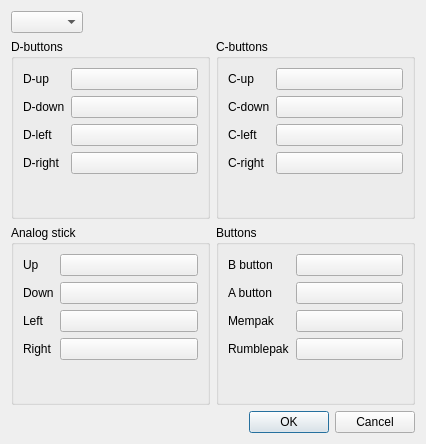
LankSkywalker/LankSkywalker.github.ioQ, file src/dialogs/inputdialog.ui: the form before one commit.
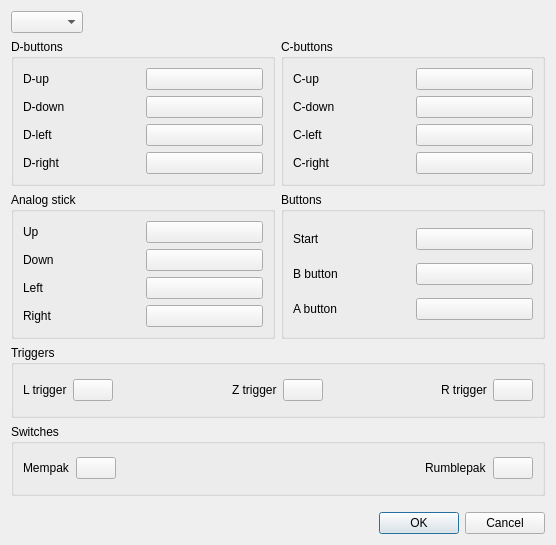
The form after the commit.

Commit message: Add some buttons to input config dialog

What changed in the file:
```diff
--- a/src/dialogs/inputdialog.ui
+++ b/src/dialogs/inputdialog.ui
@@ -6,8 +6,8 @@
    <rect>
     <x>0</x>
     <y>0</y>
-    <width>426</width>
-    <height>444</height>
+    <width>556</width>
+    <height>545</height>
    </rect>
   </property>
   <property name="windowTitle">
@@ -32,12 +32,123 @@
    </item>
    <item>
     <layout class="QGridLayout" name="gridLayout">
+     <property name="bottomMargin">
+      <number>10</number>
+     </property>
+     <item row="2" column="0" colspan="2">
+      <layout class="QGridLayout" name="gridLayout_8">
+       <item row="1" column="0">
+        <widget class="QGroupBox" name="groupBox_3">
+         <property name="title">
+          <string>Triggers</string>
+         </property>
+         <layout class="QGridLayout" name="gridLayout_10">
+          <item row="0" column="0">
+           <widget class="QLabel" name="lLabel">
+            <property name="text">
+             <string>L trigger</string>
+            </property>
+           </widget>
+          </item>
+          <item row="0" column="2">
+           <spacer name="horizontalSpacer_18">
+            <property name="orientation">
+             <enum>Qt::Horizontal</enum>
+            </property>
+            <property name="sizeHint" stdset="0">
+             <size>
+              <width>40</width>
+              <height>20</height>
+             </size>
+            </property>
+           </spacer>
+          </item>
+          <item row="0" column="7">
+           <widget class="QPushButton" name="rButton">
+            <property name="sizePolicy">
+             <sizepolicy hsizetype="Minimum" vsizetype="Fixed">
+              <horstretch>0</horstretch>
+              <verstretch>0</verstretch>
+             </sizepolicy>
+            </property>
+            <property name="text">
+             <string/>
+            </property>
+            <property name="checkable">
+             <bool>true</bool>
+            </property>
+           </widget>
+          </item>
+          <item row="0" column="5">
+           <spacer name="horizontalSpacer_19">
+            <property name="orientation">
+             <enum>Qt::Horizontal</enum>
+            </property>
+            <property name="sizeHint" stdset="0">
+             <size>
+              <width>40</width>
+              <height>20</height>
+             </size>
+            </property>
+           </spacer>
+          </item>
+          <item row="0" column="1">
+           <widget class="QPushButton" name="lButton">
+            <property name="sizePolicy">
+             <sizepolicy hsizetype="Minimum" vsizetype="Fixed">
+              <horstretch>0</horstretch>
+              <verstretch>0</verstretch>
+             </sizepolicy>
+            </property>
+            <property name="text">
+             <string/>
+            </property>
+            <property name="checkable">
+             <bool>true</bool>
+            </property>
+           </widget>
+          </item>
+          <item row="0" column="3">
+           <widget class="QLabel" name="zLabel">
+            <property name="text">
+             <string>Z trigger</string>
+            </property>
+           </widget>
+          </item>
+          <item row="0" column="6">
+           <widget class="QLabel" name="rLabel">
+            <property name="text">
+             <string>R trigger</string>
+            </property>
+           </widget>
+          </item>
+          <item row="0" column="4">
+           <widget class="QPushButton" name="zButton">
+            <property name="sizePolicy">
+             <sizepolicy hsizetype="Minimum" vsizetype="Fixed">
+              <horstretch>0</horstretch>
+              <verstretch>0</verstretch>
+             </sizepolicy>
+            </property>
+            <property name="text">
+             <string/>
+            </property>
+            <property name="checkable">
+             <bool>true</bool>
+            </property>
+           </widget>
+          </item>
+         </layout>
+        </widget>
+       </item>
+      </layout>
+     </item>
      <item row="0" column="0">
       <widget class="QGroupBox" name="dButtonsBox">
        <property name="title">
         <string>D-buttons</string>
        </property>
-       <layout class="QFormLayout" name="formLayout">
+       <layout class="QGridLayout" name="gridLayout_6">
         <item row="0" column="0">
          <widget class="QLabel" name="dUpLabel">
           <property name="text">
@@ -45,25 +156,14 @@
           </property>
          </widget>
         </item>
-        <item row="0" column="1">
-         <widget class="QPushButton" name="dUpButton">
-          <property name="text">
-           <string/>
-          </property>
-          <property name="checkable">
-           <bool>true</bool>
-          </property>
-         </widget>
-        </item>
-        <item row="1" column="0">
-         <widget class="QLabel" name="dDownLabel">
-          <property name="text">
-           <string>D-down</string>
-          </property>
-         </widget>
-        </item>
         <item row="1" column="1">
          <widget class="QPushButton" name="dDownButton">
+          <property name="sizePolicy">
+           <sizepolicy hsizetype="Minimum" vsizetype="Fixed">
+            <horstretch>0</horstretch>
+            <verstretch>0</verstretch>
+           </sizepolicy>
+          </property>
           <property name="text">
            <string/>
           </property>
@@ -81,6 +181,12 @@
         </item>
         <item row="2" column="1">
          <widget class="QPushButton" name="dLeftButton">
+          <property name="sizePolicy">
+           <sizepolicy hsizetype="Minimum" vsizetype="Fixed">
+            <horstretch>0</horstretch>
+            <verstretch>0</verstretch>
+           </sizepolicy>
+          </property>
           <property name="text">
            <string/>
           </property>
@@ -98,6 +204,35 @@
         </item>
         <item row="3" column="1">
          <widget class="QPushButton" name="dRightButton">
+          <property name="sizePolicy">
+           <sizepolicy hsizetype="Minimum" vsizetype="Fixed">
+            <horstretch>0</horstretch>
+            <verstretch>0</verstretch>
+           </sizepolicy>
+          </property>
+          <property name="text">
+           <string/>
+          </property>
+          <property name="checkable">
+           <bool>true</bool>
+          </property>
+         </widget>
+        </item>
+        <item row="1" column="0">
+         <widget class="QLabel" name="dDownLabel">
+          <property name="text">
+           <string>D-down</string>
+          </property>
+         </widget>
+        </item>
+        <item row="0" column="1">
+         <widget class="QPushButton" name="dUpButton">
+          <property name="sizePolicy">
+           <sizepolicy hsizetype="Minimum" vsizetype="Fixed">
+            <horstretch>0</horstretch>
+            <verstretch>0</verstretch>
+           </sizepolicy>
+          </property>
           <property name="text">
            <string/>
           </property>
@@ -114,7 +249,7 @@
        <property name="title">
         <string>C-buttons</string>
        </property>
-       <layout class="QFormLayout" name="formLayout_2">
+       <layout class="QGridLayout" name="gridLayout_7">
         <item row="0" column="0">
          <widget class="QLabel" name="cUpLabel">
           <property name="text">
@@ -122,8 +257,14 @@
           </property>
          </widget>
         </item>
-        <item row="0" column="1">
-         <widget class="QPushButton" name="cUpButton">
+        <item row="1" column="1">
+         <widget class="QPushButton" name="cDownButton">
+          <property name="sizePolicy">
+           <sizepolicy hsizetype="Minimum" vsizetype="Fixed">
+            <horstretch>0</horstretch>
+            <verstretch>0</verstretch>
+           </sizepolicy>
+          </property>
           <property name="text">
            <string/>
           </property>
@@ -139,16 +280,6 @@
           </property>
          </widget>
         </item>
-        <item row="1" column="1">
-         <widget class="QPushButton" name="cDownButton">
-          <property name="text">
-           <string/>
-          </property>
-          <property name="checkable">
-           <bool>true</bool>
-          </property>
-         </widget>
-        </item>
         <item row="2" column="0">
          <widget class="QLabel" name="cLeftLabel">
           <property name="text">
@@ -158,6 +289,12 @@
         </item>
         <item row="2" column="1">
          <widget class="QPushButton" name="cLeftButton">
+          <property name="sizePolicy">
+           <sizepolicy hsizetype="Minimum" vsizetype="Fixed">
+            <horstretch>0</horstretch>
+            <verstretch>0</verstretch>
+           </sizepolicy>
+          </property>
           <property name="text">
            <string/>
           </property>
@@ -175,6 +312,28 @@
         </item>
         <item row="3" column="1">
          <widget class="QPushButton" name="cRightButton">
+          <property name="sizePolicy">
+           <sizepolicy hsizetype="Minimum" vsizetype="Fixed">
+            <horstretch>0</horstretch>
+            <verstretch>0</verstretch>
+           </sizepolicy>
+          </property>
+          <property name="text">
+           <string/>
+          </property>
+          <property name="checkable">
+           <bool>true</bool>
+          </property>
+         </widget>
+        </item>
+        <item row="0" column="1">
+         <widget class="QPushButton" name="cUpButton">
+          <property name="sizePolicy">
+           <sizepolicy hsizetype="Minimum" vsizetype="Fixed">
+            <horstretch>0</horstretch>
+            <verstretch>0</verstretch>
+           </sizepolicy>
+          </property>
           <property name="text">
            <string/>
           </property>
@@ -191,16 +350,15 @@
        <property name="title">
         <string>Buttons</string>
        </property>
-       <layout class="QFormLayout" name="formLayout_3">
-        <item row="0" column="0">
-         <widget class="QLabel" name="bLabel">
-          <property name="text">
-           <string>B button</string>
-          </property>
-         </widget>
-        </item>
-        <item row="0" column="1">
+       <layout class="QGridLayout" name="gridLayout_5">
+        <item row="1" column="2">
          <widget class="QPushButton" name="bButton">
+          <property name="sizePolicy">
+           <sizepolicy hsizetype="Minimum" vsizetype="Fixed">
+            <horstretch>0</horstretch>
+            <verstretch>0</verstretch>
+           </sizepolicy>
+          </property>
           <property name="text">
            <string/>
           </property>
@@ -209,29 +367,21 @@
           </property>
          </widget>
         </item>
-        <item row="1" column="0">
+        <item row="2" column="0">
          <widget class="QLabel" name="aLabel">
           <property name="text">
            <string>A button</string>
           </property>
          </widget>
         </item>
-        <item row="2" column="0">
-         <widget class="QLabel" name="memLabel">
-          <property name="text">
-           <string>Mempak</string>
-          </property>
-         </widget>
-        </item>
-        <item row="3" column="0">
-         <widget class="QLabel" name="rumbleLabel">
-          <property name="text">
-           <string>Rumblepak</string>
-          </property>
-         </widget>
-        </item>
-        <item row="1" column="1">
+        <item row="2" column="2">
          <widget class="QPushButton" name="aButton">
+          <property name="sizePolicy">
+           <sizepolicy hsizetype="Minimum" vsizetype="Fixed">
+            <horstretch>0</horstretch>
+            <verstretch>0</verstretch>
+           </sizepolicy>
+          </property>
           <property name="text">
            <string/>
           </property>
@@ -240,8 +390,14 @@
           </property>
          </widget>
         </item>
-        <item row="2" column="1">
-         <widget class="QPushButton" name="memButton">
+        <item row="0" column="2">
+         <widget class="QPushButton" name="startButton">
+          <property name="sizePolicy">
+           <sizepolicy hsizetype="Minimum" vsizetype="Fixed">
+            <horstretch>0</horstretch>
+            <verstretch>0</verstretch>
+           </sizepolicy>
+          </property>
           <property name="text">
            <string/>
           </property>
@@ -250,13 +406,17 @@
           </property>
          </widget>
         </item>
-        <item row="3" column="1">
-         <widget class="QPushButton" name="rumbleButton">
+        <item row="1" column="0">
+         <widget class="QLabel" name="bLabel">
           <property name="text">
-           <string/>
+           <string>B button</string>
           </property>
-          <property name="checkable">
-           <bool>true</bool>
+         </widget>
+        </item>
+        <item row="0" column="0">
+         <widget class="QLabel" name="startLabel">
+          <property name="text">
+           <string>Start</string>
           </property>
          </widget>
         </item>
@@ -268,7 +428,7 @@
        <property name="title">
         <string>Analog stick</string>
        </property>
-       <layout class="QFormLayout" name="formLayout_4">
+       <layout class="QGridLayout" name="gridLayout_4">
         <item row="0" column="0">
          <widget class="QLabel" name="upLabel">
           <property name="text">
@@ -276,13 +436,6 @@
           </property>
          </widget>
         </item>
-        <item row="1" column="0">
-         <widget class="QLabel" name="downLabel">
-          <property name="text">
-           <string>Down</string>
-          </property>
-         </widget>
-        </item>
         <item row="2" column="0">
          <widget class="QLabel" name="leftLabel">
           <property name="text">
@@ -290,6 +443,22 @@
           </property>
          </widget>
         </item>
+        <item row="2" column="1">
+         <widget class="QPushButton" name="leftButton">
+          <property name="sizePolicy">
+           <sizepolicy hsizetype="Minimum" vsizetype="Fixed">
+            <horstretch>0</horstretch>
+            <verstretch>0</verstretch>
+           </sizepolicy>
+          </property>
+          <property name="text">
+           <string/>
+          </property>
+          <property name="checkable">
+           <bool>true</bool>
+          </property>
+         </widget>
+        </item>
         <item row="3" column="0">
          <widget class="QLabel" name="rightLabel">
           <property name="text">
@@ -297,8 +466,37 @@
           </property>
          </widget>
         </item>
+        <item row="3" column="1">
+         <widget class="QPushButton" name="rightButton">
+          <property name="sizePolicy">
+           <sizepolicy hsizetype="Minimum" vsizetype="Fixed">
+            <horstretch>0</horstretch>
+            <verstretch>0</verstretch>
+           </sizepolicy>
+          </property>
+          <property name="text">
+           <string/>
+          </property>
+          <property name="checkable">
+           <bool>true</bool>
+          </property>
+         </widget>
+        </item>
+        <item row="1" column="0">
+         <widget class="QLabel" name="downLabel">
+          <property name="text">
+           <string>Down</string>
+          </property>
+         </widget>
+        </item>
         <item row="0" column="1">
          <widget class="QPushButton" name="upButton">
+          <property name="sizePolicy">
+           <sizepolicy hsizetype="Minimum" vsizetype="Fixed">
+            <horstretch>0</horstretch>
+            <verstretch>0</verstretch>
+           </sizepolicy>
+          </property>
           <property name="text">
            <string/>
           </property>
@@ -312,6 +510,12 @@
         </item>
         <item row="1" column="1">
          <widget class="QPushButton" name="downButton">
+          <property name="sizePolicy">
+           <sizepolicy hsizetype="Minimum" vsizetype="Fixed">
+            <horstretch>0</horstretch>
+            <verstretch>0</verstretch>
+           </sizepolicy>
+          </property>
           <property name="text">
            <string/>
           </property>
@@ -320,8 +524,42 @@
           </property>
          </widget>
         </item>
-        <item row="2" column="1">
-         <widget class="QPushButton" name="leftButton">
+       </layout>
+      </widget>
+     </item>
+     <item row="4" column="1">
+      <layout class="QGridLayout" name="gridLayout_3"/>
+     </item>
+     <item row="4" column="0">
+      <layout class="QGridLayout" name="gridLayout_2"/>
+     </item>
+     <item row="3" column="0" colspan="2">
+      <widget class="QGroupBox" name="groupBox_4">
+       <property name="title">
+        <string>Switches</string>
+       </property>
+       <layout class="QGridLayout" name="gridLayout_9">
+        <item row="0" column="2">
+         <spacer name="horizontalSpacer_2">
+          <property name="orientation">
+           <enum>Qt::Horizontal</enum>
+          </property>
+          <property name="sizeHint" stdset="0">
+           <size>
+            <width>40</width>
+            <height>20</height>
+           </size>
+          </property>
+         </spacer>
+        </item>
+        <item row="0" column="4">
+         <widget class="QPushButton" name="rumbleButton">
+          <property name="sizePolicy">
+           <sizepolicy hsizetype="Minimum" vsizetype="Fixed">
+            <horstretch>0</horstretch>
+            <verstretch>0</verstretch>
+           </sizepolicy>
+          </property>
           <property name="text">
            <string/>
           </property>
@@ -330,8 +568,28 @@
           </property>
          </widget>
         </item>
-        <item row="3" column="1">
-         <widget class="QPushButton" name="rightButton">
+        <item row="0" column="3">
+         <widget class="QLabel" name="rumbleLabel">
+          <property name="text">
+           <string>Rumblepak</string>
+          </property>
+         </widget>
+        </item>
+        <item row="0" column="0">
+         <widget class="QLabel" name="memLabel">
+          <property name="text">
+           <string>Mempak</string>
+          </property>
+         </widget>
+        </item>
+        <item row="0" column="1">
+         <widget class="QPushButton" name="memButton">
+          <property name="sizePolicy">
+           <sizepolicy hsizetype="Minimum" vsizetype="Fixed">
+            <horstretch>0</horstretch>
+            <verstretch>0</verstretch>
+           </sizepolicy>
+          </property>
           <property name="text">
            <string/>
           </property>
```
The commit also changes 1 other file.
